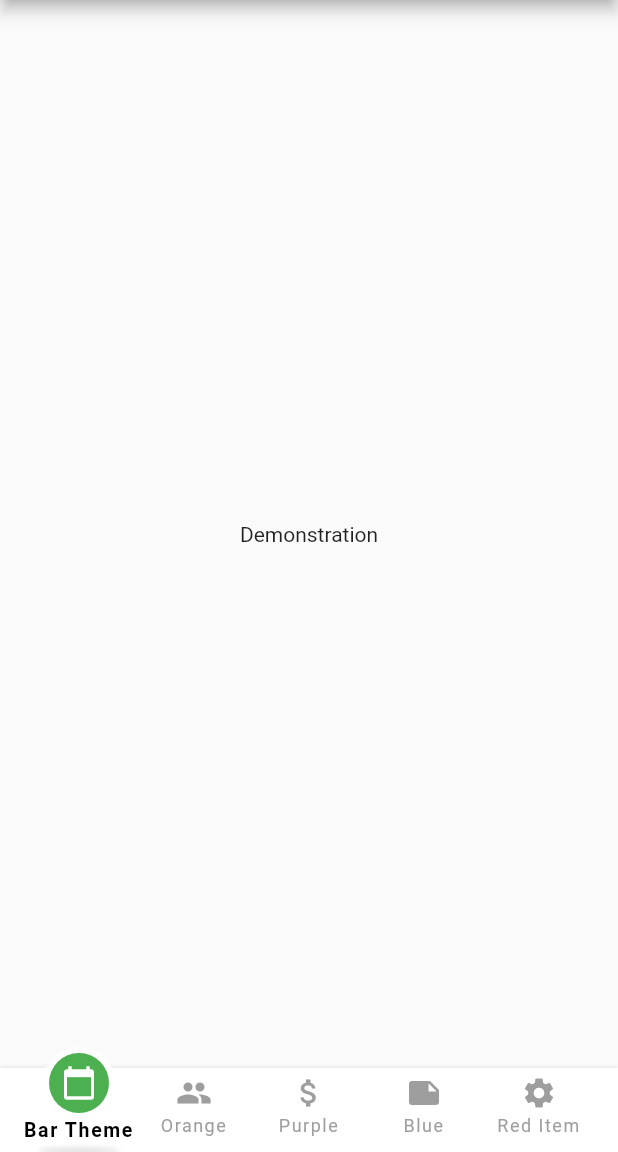
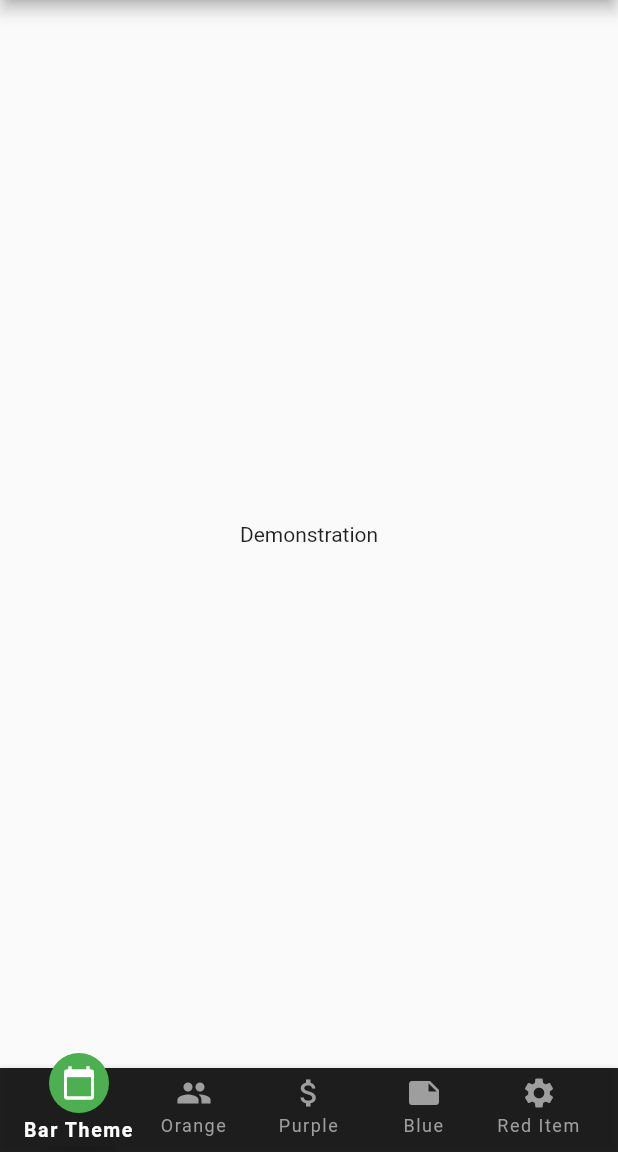
Before and after one commit to 55Builds/Flutter-FFNavigationBar, a Flutter app: the screen it shows after launch, on a phone screen of 412 x 824 dp, the part 84-1236 px from its top. Run offline on Flutter 3.47's test engine with Material 2 defaults, Android fonts, the phone set to English and light mode, and no system bars.

Commit message:
Fix #3 - Feature for selectedItemBorderColor

```diff
--- a/example/lib/main.dart
+++ b/example/lib/main.dart
@@ -26,7 +26,6 @@ class MyHomePage extends StatefulWidget {
 }
 
 class _MyHomePageState extends State<MyHomePage> {
-  int _counter = 0;
   int selectedIndex = 0;
 
   @override
@@ -47,10 +46,11 @@ class _MyHomePageState extends State<MyHomePage> {
       ),
       bottomNavigationBar: FFNavigationBar(
         theme: FFNavigationBarTheme(
-          barBackgroundColor: Colors.white,
+          barBackgroundColor: Colors.black87,
+          selectedItemBorderColor: Colors.transparent,
           selectedItemBackgroundColor: Colors.green,
           selectedItemIconColor: Colors.white,
-          selectedItemLabelColor: Colors.black,
+          selectedItemLabelColor: Colors.white,
         ),
         selectedIndex: selectedIndex,
         onSelectTab: (index) {
--- a/example/pubspec.yaml
+++ b/example/pubspec.yaml
@@ -11,7 +11,7 @@ dependencies:
     sdk: flutter
 
   ff_navigation_bar:
-    path: ../../
+    path: ../
 
 dev_dependencies:
   flutter_test:
--- a/lib/ff_navigation_bar_item.dart
+++ b/lib/ff_navigation_bar_item.dart
@@ -30,8 +30,12 @@ class FFNavigationBarItem extends StatelessWidget {
     this.index = index;
   }
 
+  Color _getDerivedBorderColor() {
+    return theme.selectedItemBorderColor ?? theme.barBackgroundColor;
+  }
+
   Color _getBorderColor(bool isOn) {
-    return isOn ? theme.barBackgroundColor : Colors.transparent;
+    return isOn ? _getDerivedBorderColor() : Colors.transparent;
   }
 
   bool _isItemSelected() {
--- a/lib/ff_navigation_bar_theme.dart
+++ b/lib/ff_navigation_bar_theme.dart
@@ -5,6 +5,7 @@ class FFNavigationBarTheme {
   final Color selectedItemBackgroundColor;
   final Color selectedItemIconColor;
   final Color selectedItemLabelColor;
+  final Color selectedItemBorderColor;
   final Color unselectedItemBackgroundColor;
   final Color unselectedItemIconColor;
   final Color unselectedItemLabelColor;
@@ -36,6 +37,7 @@ class FFNavigationBarTheme {
     this.selectedItemBackgroundColor = Colors.blueAccent,
     this.selectedItemIconColor = Colors.white,
     this.selectedItemLabelColor = Colors.black,
+    this.selectedItemBorderColor = Colors.white,
     this.unselectedItemBackgroundColor = Colors.transparent,
     this.unselectedItemIconColor = Colors.grey,
     this.unselectedItemLabelColor = Colors.grey,
--- a/pubspec.yaml
+++ b/pubspec.yaml
@@ -1,6 +1,6 @@
 name: ff_navigation_bar
 description: Configurable bottom navigation bar with raised highlight and shadow
-version: 0.1.1
+version: 0.1.2
 author: 55 Builds <jwb@55builds.com>
 homepage: https://github.com/jwbaldry/Flutter-FFNavigationBar
 
```
Also changed, not shown: 4 other files.
